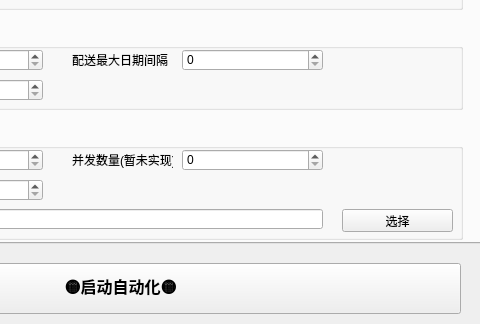
The window that ui/main.ui (feassh/zying-auto) describes before a commit, drawn with Qt 5; both pictures show x 230 to 710 and y 137 to 461 of the 710 by 461 pixel window.
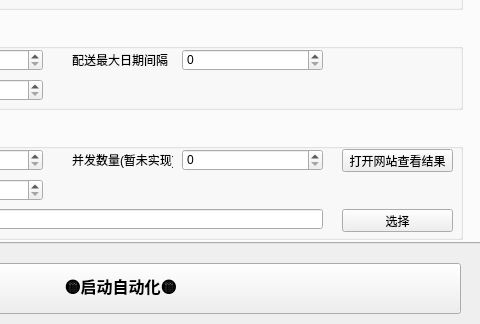
The same window after the commit.

```diff
--- a/ui/main.ui
+++ b/ui/main.ui
@@ -284,6 +284,19 @@
         <string>选择</string>
        </property>
       </widget>
+      <widget class="QPushButton" name="pbOpenWebsite">
+       <property name="geometry">
+        <rect>
+         <x>560</x>
+         <y>20</y>
+         <width>111</width>
+         <height>23</height>
+        </rect>
+       </property>
+       <property name="text">
+        <string>打开网站查看结果</string>
+       </property>
+      </widget>
      </widget>
      <widget class="QGroupBox" name="groupBox_2">
       <property name="geometry">
```
